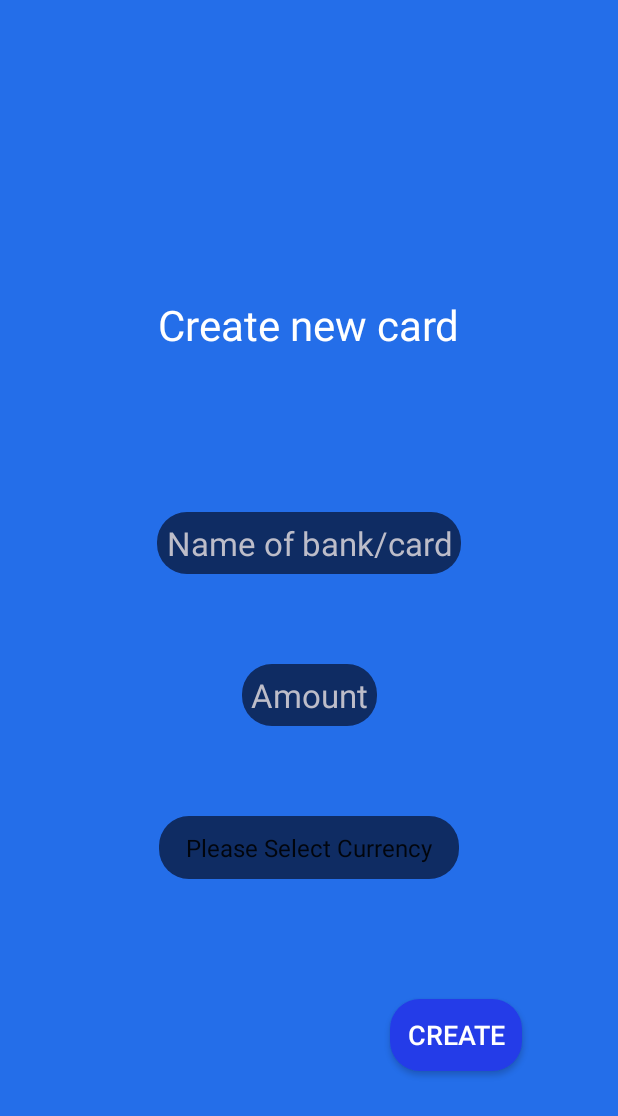
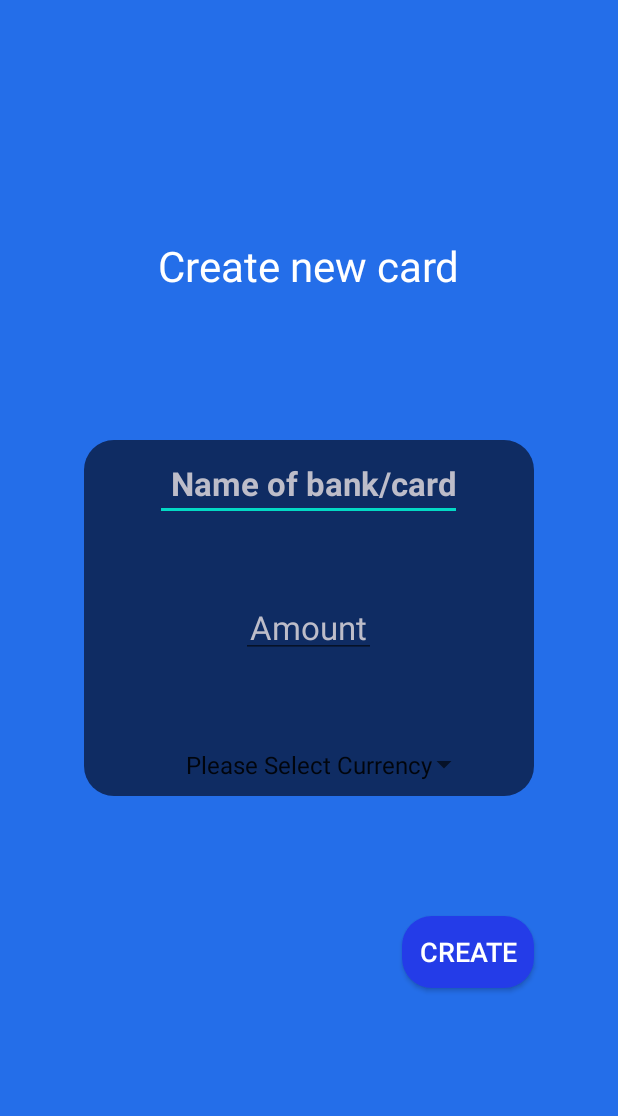
Before and after one commit to stefaniatzanera/Expense-Manager-Mobile-Application, an Android app: the AddCardActivity screen opened directly, with no data from a screen before it, on a phone screen of 412 x 824 dp. Shown: the top 1116 px of the screen. Run offline under Robolectric (Android 15) with nearby library versions, the phone set to English and light mode, and no system bars.

Commit message:
design for add card and add cash

```diff
--- a/app/src/main/res/layout/activity_add_card.xml
+++ b/app/src/main/res/layout/activity_add_card.xml
@@ -17,10 +17,26 @@
         android:textColor="@color/white"
         android:layout_marginBottom="100dp"
         android:textSize="28sp"
-        app:layout_constraintBottom_toTopOf="@id/nameofbankcardtxtplc"
-        app:layout_constraintLeft_toLeftOf="@id/nameofbankcardtxtplc"
-        app:layout_constraintRight_toRightOf="@id/nameofbankcardtxtplc" />
+        app:layout_constraintBottom_toBottomOf="parent"
+        app:layout_constraintTop_toTopOf="parent"
+        app:layout_constraintRight_toRightOf="parent"
+        app:layout_constraintLeft_toLeftOf="parent"
+        app:layout_constraintBottom_toTopOf="@+id/lldata"
+        android:layout_marginTop="160dp"/>
 
+    <LinearLayout
+        android:id="@+id/lldata"
+        android:layout_width="300dp"
+        android:layout_height="wrap_content"
+        app:layout_constraintLeft_toLeftOf="parent"
+        app:layout_constraintTop_toTopOf="parent"
+        app:layout_constraintRight_toRightOf="parent"
+        app:layout_constraintBottom_toBottomOf="parent"
+        android:orientation="vertical"
+        android:gravity="center"
+        android:layout_marginLeft="10dp"
+        android:layout_marginRight="10dp"
+        android:background="@drawable/roundbtn">
 
     <EditText
         android:id="@+id/nameofbankcardtxtplc"
@@ -31,11 +47,11 @@
         android:maxLength="10"
         android:textColor="@color/white"
         android:textColorHint="@color/backcolorintxtplc"
-        android:background="@drawable/roundbtn"
+        android:textStyle="bold"
         android:textSize="22sp"
-        android:layout_marginBottom="100dp"
-        android:padding="6dp"
+        android:paddingTop="14dp"
         android:gravity="center"
+        android:paddingStart="10dp"
         app:layout_constraintTop_toTopOf="parent"
         app:layout_constraintRight_toRightOf="parent"
         app:layout_constraintLeft_toLeftOf="parent"
@@ -45,14 +61,13 @@
         android:id="@+id/amounttxtplc"
         android:layout_width="wrap_content"
         android:layout_height="wrap_content"
-        android:background="@drawable/roundbtn"
         android:hint="@string/amount_of_card"
         android:textColorHint="@color/backcolorintxtplc"
         android:inputType="numberDecimal"
         android:textColor="@color/white"
         android:textSize="22sp"
         android:padding="6dp"
-        android:layout_marginTop="60dp"
+        android:layout_marginTop="50dp"
         app:layout_constraintTop_toBottomOf="@id/nameofbankcardtxtplc"
         app:layout_constraintLeft_toLeftOf="parent"
         app:layout_constraintRight_toRightOf="parent"/>
@@ -62,28 +77,31 @@
         android:layout_width="wrap_content"
         android:layout_height="wrap_content"
         android:layout_below="@id/amounttxtplc"
-        android:layout_marginTop="60dp"
-        android:background="@drawable/roundbtn"
+        android:gravity="center"
+        android:layout_marginTop="50dp"
         android:padding="10dp"
         android:spinnerMode="dialog"
+        android:textColor="@color/white"
         android:theme="@style/SpinnerDialogCurrencies"
         app:layout_constraintLeft_toLeftOf="parent"
         app:layout_constraintRight_toRightOf="parent"
         app:layout_constraintTop_toBottomOf="@+id/amounttxtplc"
         tools:listitem="@layout/layout_for_currencies" />
 
+    </LinearLayout>
+
     <Button
         android:id="@+id/createbtn"
         android:layout_width="wrap_content"
         android:layout_height="wrap_content"
         android:text="@string/create_card_btn"
-        android:layout_marginStart="260dp"
         android:background="@drawable/createbtns"
         android:textColor="@color/white"
         android:padding="6dp"
         android:layout_marginTop="80dp"
         android:textSize="18sp"
-        app:layout_constraintTop_toBottomOf="@+id/currenciesoptions"
-        app:layout_constraintLeft_toLeftOf="parent"/>
+        app:layout_constraintTop_toBottomOf="@+id/lldata"
+        app:layout_constraintRight_toRightOf="@+id/lldata"
+        />
 
 </androidx.constraintlayout.widget.ConstraintLayout>
--- a/app/src/main/res/layout/activity_first_page.xml
+++ b/app/src/main/res/layout/activity_first_page.xml
@@ -61,9 +61,8 @@
     <androidx.recyclerview.widget.RecyclerView
         android:id="@+id/money"
         android:layout_width="wrap_content"
-        android:layout_height="400sp"
-        android:layout_marginTop="100sp"
-        android:layout_marginBottom="200sp"
+        android:layout_height="300sp"
+        android:layout_marginBottom="220sp"
         app:layout_constraintTop_toBottomOf="@id/userimage"
         app:layout_constraintBottom_toBottomOf="parent"
         app:layout_constraintLeft_toLeftOf="parent"
```
Also changed, not shown: app/src/main/res/layout/activity_add_cash.xml (+29 -13 lines).
